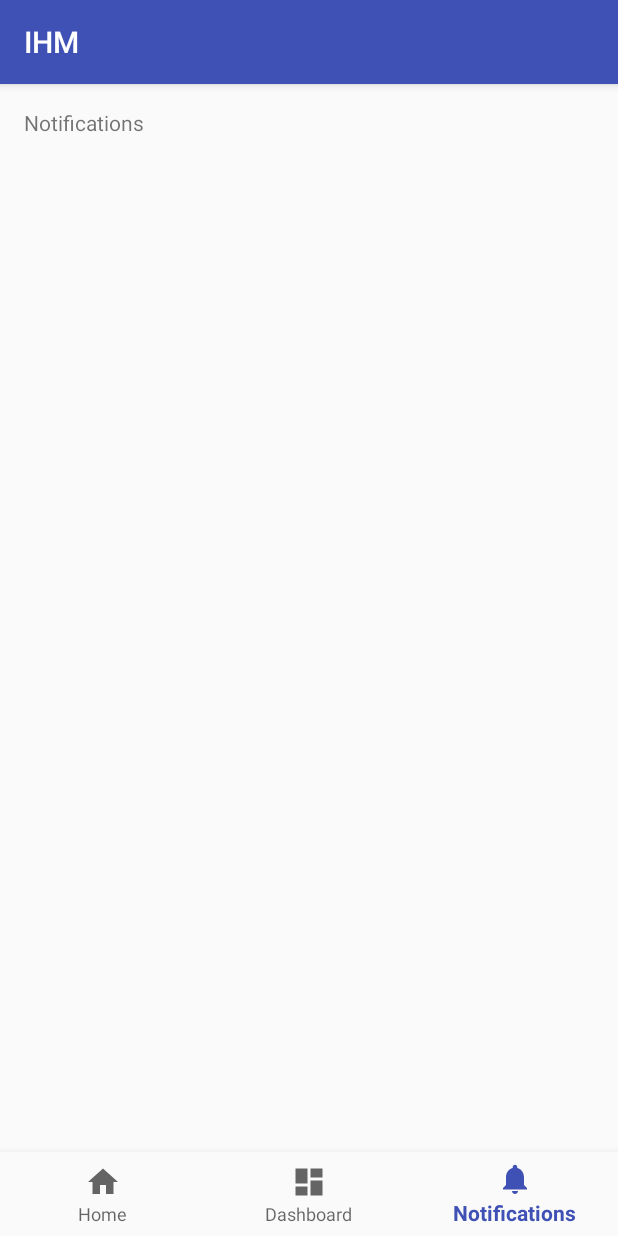
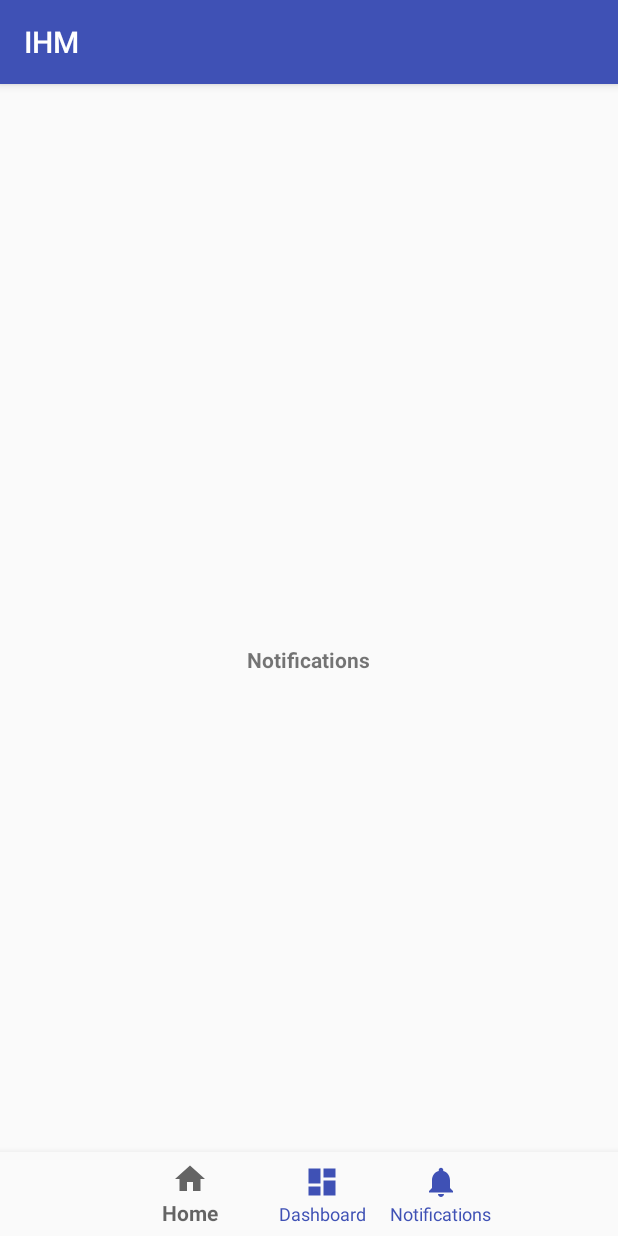
Before and after one commit to Atmos4/IHM, an Android app: the screen it shows after launch (MainActivity), item 3 of the bottom bar chosen, on a phone screen of 412 x 824 dp. Run offline under Robolectric (Android 15) with nearby library versions, the phone set to English and light mode, and no system bars; 1 statement that could not run was skipped.

Commit message:
Classes created : a vous de jouer !

```diff
--- a/app/src/main/java/fr/insalyon/hexarem/ihm/MainActivity.java
+++ b/app/src/main/java/fr/insalyon/hexarem/ihm/MainActivity.java
@@ -1,44 +1,49 @@
 package fr.insalyon.hexarem.ihm;
+
 
 import android.os.Bundle;
 import android.support.annotation.NonNull;
 import android.support.design.widget.BottomNavigationView;
+import android.support.v4.app.Fragment;
+import android.support.v4.app.FragmentManager;
+import android.support.v4.app.FragmentTransaction;
 import android.support.v7.app.AppCompatActivity;
 import android.view.MenuItem;
-import android.widget.TextView;
 
 public class MainActivity extends AppCompatActivity {
 
-    private TextView mTextMessage;
-
-    private BottomNavigationView.OnNavigationItemSelectedListener mOnNavigationItemSelectedListener
-            = new BottomNavigationView.OnNavigationItemSelectedListener() {
-
-        @Override
-        public boolean onNavigationItemSelected(@NonNull MenuItem item) {
-            switch (item.getItemId()) {
-                case R.id.navigation_home:
-                    mTextMessage.setText(R.string.title_home);
-                    return true;
-                case R.id.navigation_dashboard:
-                    mTextMessage.setText(R.string.title_dashboard);
-                    return true;
-                case R.id.navigation_notifications:
-                    mTextMessage.setText(R.string.title_notifications);
-                    return true;
-            }
-            return false;
-        }
-    };
+    private static final String TAG = MainActivity.class.getSimpleName();
+    private BottomNavigationView bottomNavigation;
+    private Fragment fragment;
+    private FragmentManager fragmentManager;
 
     @Override
     protected void onCreate(Bundle savedInstanceState) {
         super.onCreate(savedInstanceState);
         setContentView(R.layout.activity_main);
-
-        mTextMessage = (TextView) findViewById(R.id.message);
-        BottomNavigationView navigation = (BottomNavigationView) findViewById(R.id.navigation);
-        navigation.setOnNavigationItemSelectedListener(mOnNavigationItemSelectedListener);
+        bottomNavigation = (BottomNavigationView)findViewById(R.id.navigation);
+        bottomNavigation.inflateMenu(R.menu.navigation);
+        fragmentManager = getSupportFragmentManager();
+        bottomNavigation.setOnNavigationItemSelectedListener(new BottomNavigationView.OnNavigationItemSelectedListener() {
+            @Override
+            public boolean onNavigationItemSelected(@NonNull MenuItem item) {
+                int id = item.getItemId();
+                switch (id){
+                    case R.id.navigation_challenge:
+                        fragment = new ChallengeFragment();
+                        break;
+                    case R.id.navigation_home:
+                        fragment = new HomeFragment();
+                        break;
+                    case R.id.navigation_stats:
+                        fragment = new StatsFragment();
+                        break;
+                }
+                final FragmentTransaction transaction = fragmentManager.beginTransaction();
+                transaction.replace(R.id.container, fragment).commit();
+                return true;
+            }
+        });
     }
 
 }
--- /dev/null
+++ b/app/src/main/java/fr/insalyon/hexarem/ihm/StatsFragment.java
@@ -0,0 +1,22 @@
+package fr.insalyon.hexarem.ihm;
+
+import android.os.Bundle;
+import android.support.v4.app.Fragment;
+import android.view.LayoutInflater;
+import android.view.View;
+import android.view.ViewGroup;
+
+/**
+ * Created by Arnaud on 15/12/2017.
+ */
+
+public class StatsFragment extends Fragment {
+    public StatsFragment(){
+
+    }
+
+    @Override
+    public View onCreateView(LayoutInflater inflater, ViewGroup container, Bundle savedInstanceState) {
+        return inflater.inflate(R.layout.fragment_stats, container, false);
+    }
+}
--- a/app/src/main/res/layout/activity_main.xml
+++ b/app/src/main/res/layout/activity_main.xml
@@ -7,16 +7,7 @@
     android:layout_height="match_parent"
     tools:context="fr.insalyon.hexarem.ihm.MainActivity">
 
-    <TextView
-        android:id="@+id/message"
-        android:layout_width="wrap_content"
-        android:layout_height="wrap_content"
-        android:layout_marginLeft="@dimen/activity_horizontal_margin"
-        android:layout_marginStart="@dimen/activity_horizontal_margin"
-        android:layout_marginTop="@dimen/activity_vertical_margin"
-        android:text="@string/title_home"
-        app:layout_constraintLeft_toLeftOf="parent"
-        app:layout_constraintTop_toTopOf="parent" />
+
 
     <android.support.design.widget.BottomNavigationView
         android:id="@+id/navigation"
--- /dev/null
+++ b/app/src/main/res/layout/fragment_stats.xml
@@ -0,0 +1,12 @@
+<FrameLayout xmlns:android="http://schemas.android.com/apk/res/android"
+    xmlns:tools="http://schemas.android.com/tools"
+    android:layout_width="match_parent"
+    android:layout_height="match_parent"
+    tools:context="fr.insalyon.hexarem.ihm.StatsFragment">
+    <TextView
+        android:layout_width="wrap_content"
+        android:layout_height="wrap_content"
+        android:text="@string/title_stats"
+        android:textStyle="bold"
+        android:layout_gravity="center"/>
+</FrameLayout>
--- a/app/src/main/res/menu/navigation.xml
+++ b/app/src/main/res/menu/navigation.xml
@@ -7,13 +7,13 @@
         android:title="@string/title_home" />
 
     <item
-        android:id="@+id/navigation_dashboard"
+        android:id="@+id/navigation_challenge"
         android:icon="@drawable/ic_dashboard_black_24dp"
-        android:title="@string/title_dashboard" />
+        android:title="@string/title_challenge" />
 
     <item
-        android:id="@+id/navigation_notifications"
+        android:id="@+id/navigation_stats"
         android:icon="@drawable/ic_notifications_black_24dp"
-        android:title="@string/title_notifications" />
+        android:title="@string/title_stats" />
 
 </menu>
--- a/app/src/main/res/values/strings.xml
+++ b/app/src/main/res/values/strings.xml
@@ -1,6 +1,6 @@
 <resources>
     <string name="app_name">IHM</string>
     <string name="title_home">Home</string>
-    <string name="title_dashboard">Dashboard</string>
-    <string name="title_notifications">Notifications</string>
+    <string name="title_challenge">Dashboard</string>
+    <string name="title_stats">Notifications</string>
 </resources>
```
Also changed, not shown: app/src/main/java/fr/insalyon/hexarem/ihm/ChallengeFragment.java (added, +22 -0 lines), app/src/main/java/fr/insalyon/hexarem/ihm/HomeFragment.java (added, +22 -0 lines), app/src/main/res/layout/fragment_challenge.xml (added, +12 -0 lines), app/src/main/res/layout/fragment_home.xml (added, +12 -0 lines).
